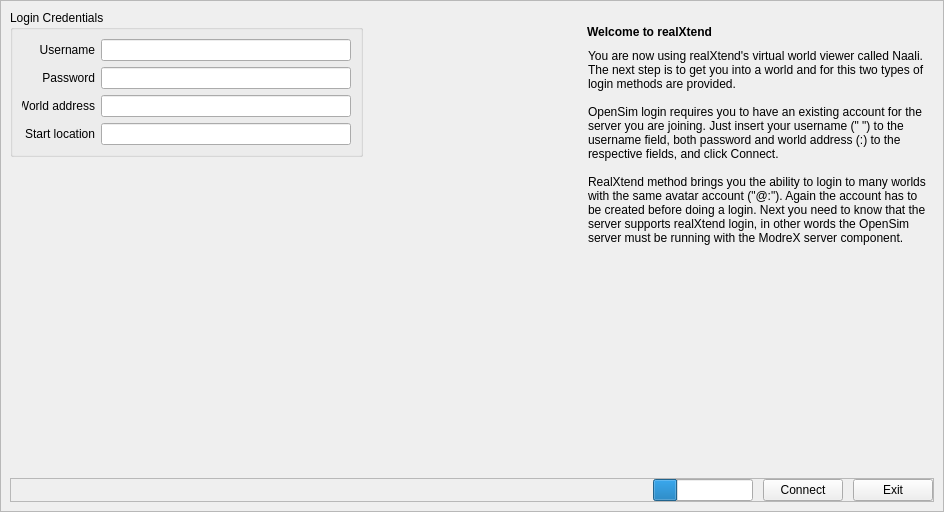
Qt form LoginScreenModule/ui/LoginWidget.ui (realXtend/tundra) before a commit.
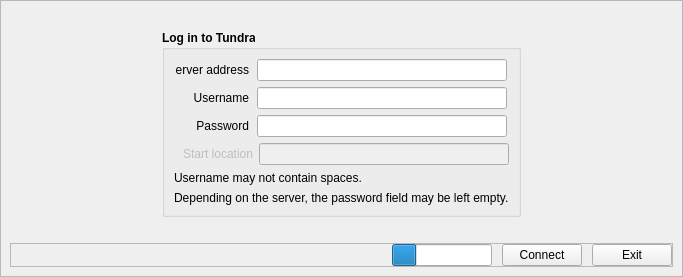
The same form after that commit.

Commit message: Update installer, client login screen and version numbering (Tundra-1.0a-preview) for Tundra.

What changed in the file:
```diff
--- a/LoginScreenModule/ui/LoginWidget.ui
+++ b/LoginScreenModule/ui/LoginWidget.ui
@@ -6,8 +6,8 @@
    <rect>
     <x>0</x>
     <y>0</y>
-    <width>944</width>
-    <height>512</height>
+    <width>683</width>
+    <height>277</height>
    </rect>
   </property>
   <property name="windowTitle">
@@ -35,6 +35,19 @@
          <layout class="QHBoxLayout" name="horizontalLayout_LoginSplitHelp">
           <item>
            <layout class="QVBoxLayout" name="verticalLayout_LoginHolder">
+            <item>
+             <spacer name="verticalSpacer_2">
+              <property name="orientation">
+               <enum>Qt::Vertical</enum>
+              </property>
+              <property name="sizeHint" stdset="0">
+               <size>
+                <width>20</width>
+                <height>40</height>
+               </size>
+              </property>
+             </spacer>
+            </item>
             <item>
              <layout class="QHBoxLayout" name="horizontalLayout_2"/>
             </item>
@@ -51,10 +64,73 @@
                   <verstretch>0</verstretch>
                  </sizepolicy>
                 </property>
+                <property name="font">
+                 <font>
+                  <weight>75</weight>
+                  <bold>true</bold>
+                 </font>
+                </property>
                 <property name="title">
-                 <string>Login Credentials</string>
+                 <string>Log in to Tundra</string>
                 </property>
                 <layout class="QVBoxLayout" name="verticalLayout_3">
+                 <item>
+                  <layout class="QHBoxLayout" name="horizontalLayout_5">
+                   <item>
+                    <widget class="QLabel" name="label_WorldAddress">
+                     <property name="maximumSize">
+                      <size>
+                       <width>73</width>
+                       <height>16777215</height>
+                      </size>
+                     </property>
+                     <property name="font">
+                      <font>
+                       <weight>50</weight>
+                       <bold>false</bold>
+                      </font>
+                     </property>
+                     <property name="text">
+                      <string>Server address</string>
+                     </property>
+                     <property name="alignment">
+                      <set>Qt::AlignRight|Qt::AlignTrailing|Qt::AlignVCenter</set>
+                     </property>
+                     <property name="margin">
+                      <number>0</number>
+                     </property>
+                     <property name="indent">
+                      <number>0</number>
+                     </property>
+                    </widget>
+                   </item>
+                   <item>
+                    <widget class="QLineEdit" name="lineEdit_WorldAddress">
+                     <property name="sizePolicy">
+                      <sizepolicy hsizetype="Fixed" vsizetype="Fixed">
+                       <horstretch>0</horstretch>
+                       <verstretch>0</verstretch>
+                      </sizepolicy>
+                     </property>
+                     <property name="minimumSize">
+                      <size>
+                       <width>250</width>
+                       <height>0</height>
+                      </size>
+                     </property>
+                     <property name="maximumSize">
+                      <size>
+                       <width>250</width>
+                       <height>16777215</height>
+                      </size>
+                     </property>
+                     <property name="alignment">
+                      <set>Qt::AlignLeading|Qt::AlignLeft|Qt::AlignTop</set>
+                     </property>
+                    </widget>
+                   </item>
+                  </layout>
+                 </item>
                  <item>
                   <layout class="QVBoxLayout" name="verticalLayout_InputFields">
                    <property name="bottomMargin">
@@ -70,6 +146,12 @@
                          <height>16777215</height>
                         </size>
                        </property>
+                       <property name="font">
+                        <font>
+                         <weight>50</weight>
+                         <bold>false</bold>
+                        </font>
+                       </property>
                        <property name="text">
                         <string>Username</string>
                        </property>
@@ -115,6 +197,12 @@
                          <height>16777215</height>
                         </size>
                        </property>
+                       <property name="font">
+                        <font>
+                         <weight>50</weight>
+                         <bold>false</bold>
+                        </font>
+                       </property>
                        <property name="text">
                         <string>Password</string>
                        </property>
@@ -153,61 +241,19 @@
                      </item>
                     </layout>
                    </item>
-                   <item>
-                    <layout class="QHBoxLayout" name="horizontalLayout_5">
-                     <item>
-                      <widget class="QLabel" name="label_WorldAddress">
-                       <property name="maximumSize">
-                        <size>
-                         <width>73</width>
-                         <height>16777215</height>
-                        </size>
-                       </property>
-                       <property name="text">
-                        <string>World address</string>
-                       </property>
-                       <property name="alignment">
-                        <set>Qt::AlignRight|Qt::AlignTrailing|Qt::AlignVCenter</set>
-                       </property>
-                       <property name="margin">
-                        <number>0</number>
-                       </property>
-                       <property name="indent">
-                        <number>0</number>
-                       </property>
-                      </widget>
-                     </item>
-                     <item>
-                      <widget class="QLineEdit" name="lineEdit_WorldAddress">
-                       <property name="sizePolicy">
-                        <sizepolicy hsizetype="Fixed" vsizetype="Fixed">
-                         <horstretch>0</horstretch>
-                         <verstretch>0</verstretch>
-                        </sizepolicy>
-                       </property>
-                       <property name="minimumSize">
-                        <size>
-                         <width>250</width>
-                         <height>0</height>
-                        </size>
-                       </property>
-                       <property name="maximumSize">
-                        <size>
-                         <width>250</width>
-                         <height>16777215</height>
-                        </size>
-                       </property>
-                       <property name="alignment">
-                        <set>Qt::AlignLeading|Qt::AlignLeft|Qt::AlignTop</set>
-                       </property>
-                      </widget>
-                     </item>
-                    </layout>
-                   </item>
                    <item>
                     <layout class="QHBoxLayout" name="horizontalLayout_9" stretch="0,0">
                      <item>
                       <widget class="QLabel" name="label_StartLocation">
+                       <property name="enabled">
+                        <bool>false</bool>
+                       </property>
+                       <property name="font">
+                        <font>
+                         <weight>50</weight>
+                         <bold>false</bold>
+                        </font>
+                       </property>
                        <property name="text">
                         <string>Start location</string>
                        </property>
@@ -218,6 +264,9 @@
                      </item>
                      <item>
                       <widget class="QLineEdit" name="lineEdit_StartLocation">
+                       <property name="enabled">
+                        <bool>false</bool>
+                       </property>
                        <property name="sizePolicy">
                         <sizepolicy hsizetype="Fixed" vsizetype="Fixed">
                          <horstretch>0</horstretch>
@@ -236,113 +285,54 @@
                    </item>
                   </layout>
                  </item>
+                 <item>
+                  <widget class="QLabel" name="label_2">
+                   <property name="font">
+                    <font>
+                     <weight>50</weight>
+                     <bold>false</bold>
+                    </font>
+                   </property>
+                   <property name="text">
+                    <string>Username may not contain spaces.</string>
+                   </property>
+                  </widget>
+                 </item>
+                 <item>
+                  <widget class="QLabel" name="label">
+                   <property name="font">
+                    <font>
+                     <weight>50</weight>
+                     <bold>false</bold>
+                    </font>
+                   </property>
+                   <property name="text">
+                    <string>Depending on the server, the password field may be left empty.</string>
+                   </property>
+                  </widget>
+                 </item>
                 </layout>
                </widget>
               </item>
-              <item>
-               <spacer name="horizontalSpacer_2">
-                <property name="orientation">
-                 <enum>Qt::Horizontal</enum>
-                </property>
-                <property name="sizeHint" stdset="0">
-                 <size>
-                  <width>40</width>
-                  <height>20</height>
-                 </size>
-                </property>
-               </spacer>
-              </item>
              </layout>
             </item>
-            <item>
-             <spacer name="verticalSpacer">
-              <property name="orientation">
-               <enum>Qt::Vertical</enum>
-              </property>
-              <property name="sizeHint" stdset="0">
-               <size>
-                <width>20</width>
-                <height>40</height>
-               </size>
-              </property>
-             </spacer>
-            </item>
-           </layout>
-          </item>
-          <item>
-           <layout class="QVBoxLayout" name="verticalLayout_HelpHolder">
-            <item>
-             <spacer name="verticalSpacer_4">
-              <property name="orientation">
-               <enum>Qt::Vertical</enum>
-              </property>
-              <property name="sizeType">
-               <enum>QSizePolicy::Fixed</enum>
-              </property>
-              <property name="sizeHint" stdset="0">
-               <size>
-                <width>20</width>
-                <height>15</height>
-               </size>
-              </property>
-             </spacer>
-            </item>
-            <item>
-             <widget class="QLabel" name="label">
-              <property name="styleSheet">
-               <string notr="true">font-size: 12px; font: bold;</string>
-              </property>
-              <property name="text">
-               <string>Welcome to realXtend</string>
-              </property>
-              <property name="indent">
-               <number>3</number>
-              </property>
-             </widget>
-            </item>
-            <item>
-             <widget class="QPlainTextEdit" name="plainTextEdit">
-              <property name="maximumSize">
-               <size>
-                <width>350</width>
-                <height>16777215</height>
-               </size>
-              </property>
-              <property name="styleSheet">
-               <string notr="true">background-color: transparent;</string>
-              </property>
-              <property name="frameShape">
-               <enum>QFrame::NoFrame</enum>
-              </property>
-              <property name="frameShadow">
-               <enum>QFrame::Plain</enum>
-              </property>
-              <property name="lineWidth">
-               <number>0</number>
-              </property>
-              <property name="readOnly">
-               <bool>true</bool>
-              </property>
-              <property name="plainText">
-               <string>You are now using realXtend's virtual world viewer called Naali. The next step is to get you into a world and for this two types of login methods are provided.
-
-OpenSim login requires you to have an existing account for the server you are joining. Just insert your username (&quot;&lt;firstname&gt; &lt;lastname&gt;&quot;) to the username field, both password and world address (&lt;world&gt;:&lt;port&gt;) to the respective fields, and click Connect.
-
-RealXtend method brings you the ability to login to many worlds with the same avatar account (&quot;&lt;username&gt;@&lt;auth_server&gt;:&lt;port&gt;&quot;). Again the account has to be created before doing a login. Next you need to know that the server supports realXtend login, in other words the OpenSim server must be running with the ModreX server component.
-</string>
-              </property>
-              <property name="textInteractionFlags">
-               <set>Qt::NoTextInteraction</set>
-              </property>
-              <property name="backgroundVisible">
-               <bool>false</bool>
-              </property>
-             </widget>
-            </item>
            </layout>
           </item>
          </layout>
         </item>
+        <item>
+         <spacer name="verticalSpacer">
+          <property name="orientation">
+           <enum>Qt::Vertical</enum>
+          </property>
+          <property name="sizeHint" stdset="0">
+           <size>
+            <width>20</width>
+            <height>40</height>
+           </size>
+          </property>
+         </spacer>
+        </item>
         <item>
          <widget class="QFrame" name="frame_BottomButtons">
           <property name="frameShape">
```
Left out of the diff: 2 changed lines with no effect on the pictures. The commit also changes 6 other files.
